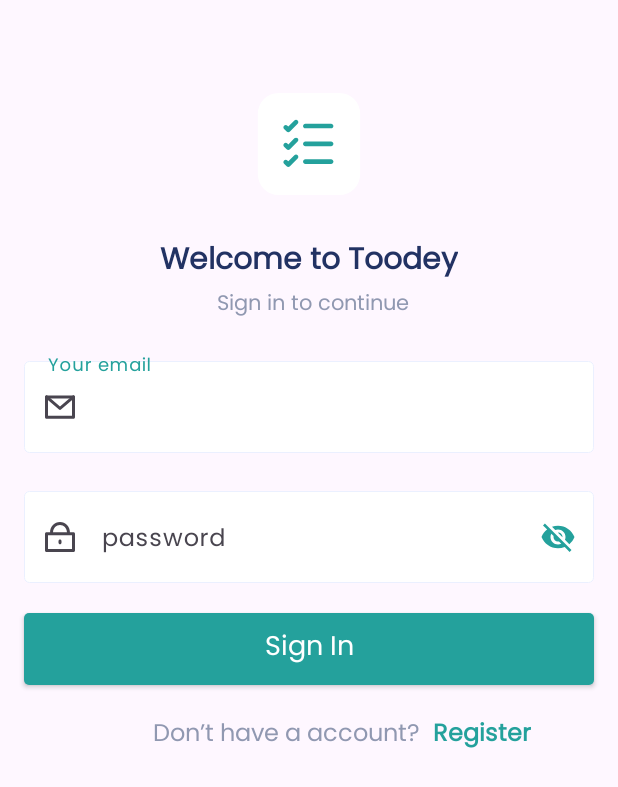
After one commit to Rodinamomen/Toodey, an Android app: the fragment SignInFragment shown on its own in the app's theme, on a phone screen of 412 x 824 dp. The commit adds this screen. Shown: the top 787 px of the screen. Run offline under Robolectric (Android 15) with nearby library versions, the phone set to English and light mode, and no system bars.

Commit message:
adding sign in /sign up fragments

```diff
--- /dev/null
+++ b/app/src/main/java/com/example/todo/authentication/login/SignInFragment.kt
@@ -0,0 +1,30 @@
+package com.example.todo.authentication.login
+
+import android.os.Bundle
+import androidx.fragment.app.Fragment
+import android.view.LayoutInflater
+import android.view.View
+import android.view.ViewGroup
+import android.widget.TextView
+import androidx.navigation.fragment.findNavController
+import com.example.todo.R
+
+
+class SignInFragment : Fragment() {
+    private lateinit var registerTv: TextView
+    override fun onCreateView(
+        inflater: LayoutInflater, container: ViewGroup?,
+        savedInstanceState: Bundle?
+    ): View? {
+        // Inflate the layout for this fragment
+        return inflater.inflate(R.layout.fragment_sign_in, container, false)
+    }
+
+    override fun onViewCreated(view: View, savedInstanceState: Bundle?) {
+        super.onViewCreated(view, savedInstanceState)
+        registerTv= view.findViewById(R.id.tv_register)
+        registerTv.setOnClickListener {
+            findNavController().navigate(R.id.action_signInFragment_to_signupFragment)
+        }
+    }
+}
--- /dev/null
+++ b/app/src/main/res/layout/fragment_sign_in.xml
@@ -0,0 +1,158 @@
+<?xml version="1.0" encoding="utf-8"?>
+<FrameLayout xmlns:android="http://schemas.android.com/apk/res/android"
+    xmlns:app="http://schemas.android.com/apk/res-auto"
+    xmlns:tools="http://schemas.android.com/tools"
+    android:layout_width="match_parent"
+    android:layout_height="match_parent"
+    tools:context=".authentication.login.SignInFragment">
+
+    <androidx.constraintlayout.widget.ConstraintLayout
+        android:layout_width="match_parent"
+        android:layout_height="match_parent">
+
+        <TextView
+            android:id="@+id/tv_register"
+            android:layout_width="wrap_content"
+            android:layout_height="wrap_content"
+            android:layout_marginEnd="50dp"
+            android:fontFamily="@font/poppins"
+            android:text="@string/register"
+            android:textColor="@color/primaryColor"
+            android:textSize="16sp"
+            android:textStyle="bold"
+            app:layout_constraintBaseline_toBaselineOf="@+id/textView7"
+            app:layout_constraintEnd_toEndOf="parent"
+            app:layout_constraintStart_toEndOf="@+id/textView7" />
+
+        <androidx.appcompat.widget.AppCompatButton
+            android:id="@+id/btn_signin"
+            android:layout_width="0dp"
+            android:layout_height="wrap_content"
+            android:layout_marginTop="20dp"
+            android:background="@drawable/auth_signup_button"
+            android:fontFamily="@font/poppins"
+            android:text="@string/sign_in"
+            android:textAllCaps="false"
+            android:textColor="@color/white"
+            android:textSize="18sp"
+            app:layout_constraintEnd_toEndOf="@+id/et_password"
+            app:layout_constraintHorizontal_bias="0.0"
+            app:layout_constraintStart_toStartOf="@+id/et_password"
+            app:layout_constraintTop_toBottomOf="@+id/et_password" />
+
+        <TextView
+            android:id="@+id/textView7"
+            android:layout_width="wrap_content"
+            android:layout_height="wrap_content"
+            android:layout_marginTop="20dp"
+            android:layout_marginEnd="30dp"
+            android:fontFamily="@font/poppins"
+            android:text="@string/donot_have_account"
+            android:textColor="@color/gray"
+            android:textSize="16sp"
+            app:layout_constraintEnd_toEndOf="parent"
+            app:layout_constraintStart_toStartOf="parent"
+            app:layout_constraintTop_toBottomOf="@+id/btn_signin" />
+
+        <com.google.android.material.textfield.TextInputLayout
+            android:id="@+id/et_email"
+            android:layout_width="match_parent"
+            android:layout_height="wrap_content"
+            android:layout_marginStart="16dp"
+            android:layout_marginTop="20dp"
+            android:layout_marginEnd="16dp"
+            app:boxStrokeColor="@color/primaryColor"
+            app:counterTextColor="@color/primaryColor"
+            app:cursorColor="@color/primaryColor"
+            app:helperTextTextColor="@color/primaryColor"
+            app:hintTextColor="@color/primaryColor"
+            app:layout_constraintEnd_toEndOf="parent"
+            app:layout_constraintStart_toStartOf="parent"
+            app:layout_constraintTop_toBottomOf="@+id/textView6"
+            app:placeholderTextColor="@color/primaryColor"
+            app:prefixTextColor="@color/primaryColor"
+            app:startIconDrawable="@drawable/ic_email"
+            app:suffixTextColor="@color/primaryColor">
+
+            <com.google.android.material.textfield.TextInputEditText
+                android:layout_width="match_parent"
+                android:layout_height="wrap_content"
+                android:background="@drawable/auth_edittext_shape"
+                android:fontFamily="@font/poppins"
+                android:hint="@string/your_email"
+                android:textColorHint="@color/gray"
+                android:textSize="16sp" />
+        </com.google.android.material.textfield.TextInputLayout>
+
+        <com.google.android.material.textfield.TextInputLayout
+            android:id="@+id/et_password"
+            android:layout_width="match_parent"
+            android:layout_height="wrap_content"
+            android:layout_marginStart="16dp"
+            android:layout_marginTop="20dp"
+            android:layout_marginEnd="16dp"
+            android:inputType="textPassword"
+            app:boxStrokeColor="@color/primaryColor"
+            app:counterTextColor="@color/primaryColor"
+            app:cursorColor="@color/primaryColor"
+            app:helperTextTextColor="@color/primaryColor"
+            app:hintTextColor="@color/primaryColor"
+            app:layout_constraintEnd_toEndOf="parent"
+            app:layout_constraintStart_toStartOf="parent"
+            app:layout_constraintTop_toBottomOf="@+id/et_email"
+            app:passwordToggleEnabled="true"
+            app:passwordToggleTint="@color/primaryColor"
+            app:placeholderTextColor="@color/primaryColor"
+            app:prefixTextColor="@color/primaryColor"
+            app:startIconDrawable="@drawable/ic_password"
+            app:suffixTextColor="@color/primaryColor">
+
+            <com.google.android.material.textfield.TextInputEditText
+                android:layout_width="match_parent"
+                android:layout_height="wrap_content"
+                android:background="@drawable/auth_edittext_shape"
+                android:fontFamily="@font/poppins"
+                android:hint="@string/password"
+                android:textColorHint="@color/gray"
+                android:textSize="16sp" />
+        </com.google.android.material.textfield.TextInputLayout>
+
+        <ImageView
+            android:id="@+id/imageView"
+            android:layout_width="wrap_content"
+            android:layout_height="wrap_content"
+            android:layout_marginTop="50dp"
+            android:src="@drawable/ic_app"
+            app:layout_constraintEnd_toEndOf="parent"
+            app:layout_constraintStart_toStartOf="parent"
+            app:layout_constraintTop_toTopOf="parent" />
+
+        <TextView
+            android:id="@+id/textView2"
+            android:layout_width="wrap_content"
+            android:layout_height="wrap_content"
+            android:fontFamily="@font/poppins"
+            android:gravity="center"
+            android:text="@string/welcome"
+            android:textColor="@color/dark"
+            android:textSize="20sp"
+            android:textStyle="bold"
+            app:layout_constraintEnd_toEndOf="parent"
+            app:layout_constraintStart_toStartOf="parent"
+            app:layout_constraintTop_toBottomOf="@+id/imageView" />
+
+        <TextView
+            android:id="@+id/textView6"
+            android:layout_width="wrap_content"
+            android:layout_height="wrap_content"
+            android:fontFamily="@font/poppins"
+            android:text="@string/sign_in_to_continue"
+            android:textColor="@color/gray"
+            android:textSize="14sp"
+            app:layout_constraintEnd_toEndOf="parent"
+            app:layout_constraintHorizontal_bias="0.51"
+            app:layout_constraintStart_toStartOf="parent"
+            app:layout_constraintTop_toBottomOf="@+id/textView2" />
+
+    </androidx.constraintlayout.widget.ConstraintLayout>
+</FrameLayout>
```
Also changed, not shown: app/src/main/java/com/example/todo/authentication/signup/SignupFragment.kt (+6 -12 lines), app/src/main/res/layout/activity_main.xml (+15 -1 lines), app/src/main/res/layout/fragment_signup.xml (+163 -76 lines).
